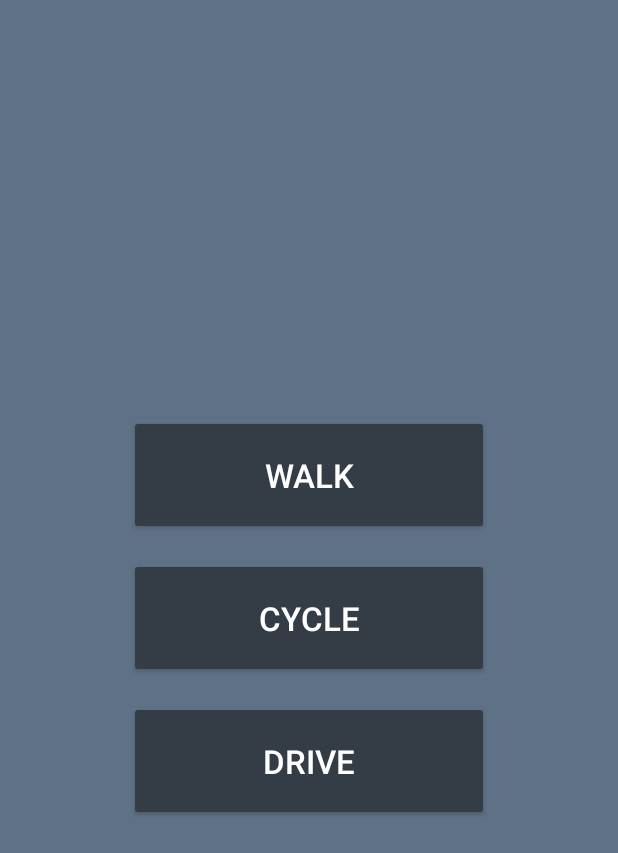
After one commit to DZDomalaon/Evaquake, an Android app: the Transpo screen opened directly, with no data from a screen before it, on a phone screen of 412 x 824 dp. The commit adds this screen. Shown: the top 853 px of the screen. Run offline under Robolectric (Android 15) with nearby library versions, the phone set to English and light mode, and no system bars.

Commit message:
Added Transpo activity
-Added to info dialog
-Changed traffic icon
-Added transpo activity

```diff
--- a/ThesisItFinal/app/src/main/AndroidManifest.xml
+++ b/ThesisItFinal/app/src/main/AndroidManifest.xml
@@ -16,6 +16,8 @@
         android:supportsRtl="true"
         android:theme="@style/AppTheme"
         tools:ignore="GoogleAppIndexingWarning">
+        <activity android:name=".Transpo"></activity>
+
         <service
             android:name=".MyFirebaseMessagingService"
             android:exported="false">
@@ -31,6 +33,7 @@
         <activity android:name=".MainActivity">
             <intent-filter>
                 <action android:name="android.intent.action.MAIN" />
+
                 <category android:name="android.intent.category.LAUNCHER" />
             </intent-filter>
         </activity>
--- /dev/null
+++ b/ThesisItFinal/app/src/main/java/com/example/thesisitfinal/Transpo.java
@@ -0,0 +1,46 @@
+package com.example.thesisitfinal;
+
+import androidx.appcompat.app.AppCompatActivity;
+
+import android.content.Intent;
+import android.os.Bundle;
+import android.view.View;
+import android.widget.Button;
+
+public class Transpo extends AppCompatActivity {
+
+    private Button btn_walk, btn_cycle, btn_drive;
+
+    @Override
+    protected void onCreate(Bundle savedInstanceState) {
+        super.onCreate(savedInstanceState);
+        setContentView(R.layout.activity_transpo);
+
+        btn_walk = findViewById(R.id.walkBtn);
+        btn_cycle = findViewById(R.id.cycleBtn);
+        btn_drive = findViewById(R.id.driveBtn);
+
+        btn_walk.setOnClickListener(new View.OnClickListener() {
+            @Override
+            public void onClick(View view) {
+                Intent intent = new Intent(view.getContext(), map.class);
+                view.getContext().startActivity(intent);
+            }
+        });
+
+        btn_cycle.setOnClickListener(new View.OnClickListener() {
+            @Override
+            public void onClick(View view) {
+                Intent intent = new Intent(view.getContext(), map.class);
+                view.getContext().startActivity(intent);}
+        });
+
+        btn_drive.setOnClickListener(new View.OnClickListener() {
+            @Override
+            public void onClick(View view) {
+                Intent intent = new Intent(view.getContext(), map.class);
+                view.getContext().startActivity(intent);}
+        });
+
+    }
+}
--- /dev/null
+++ b/ThesisItFinal/app/src/main/res/layout/activity_transpo.xml
@@ -0,0 +1,47 @@
+<?xml version="1.0" encoding="utf-8"?>
+<LinearLayout xmlns:android="http://schemas.android.com/apk/res/android"
+    xmlns:app="http://schemas.android.com/apk/res-auto"
+    xmlns:tools="http://schemas.android.com/tools"
+    android:layout_width="match_parent"
+    android:layout_height="match_parent"
+    android:orientation="vertical"
+    android:background="@color/colorPrimary">
+
+    <LinearLayout
+        android:layout_width="match_parent"
+        android:layout_height="match_parent"
+        android:gravity="center"
+        android:orientation="vertical">
+
+        <Button
+            android:id="@+id/walkBtn"
+            android:layout_width="240dp"
+            android:layout_height="80dp"
+            android:layout_marginBottom="15dp"
+            android:backgroundTint="@color/colorPrimaryDark"
+            android:text="WALK"
+            android:textColor="#ffffff"
+            android:textSize="22dp" />
+
+        <Button
+            android:id="@+id/cycleBtn"
+            android:layout_width="240dp"
+            android:layout_height="80dp"
+            android:layout_marginBottom="15dp"
+            android:text="CYCLE"
+            android:backgroundTint="@color/colorPrimaryDark"
+            android:textColor="#ffffff"
+            android:textSize="22dp"/>
+
+        <Button
+            android:id="@+id/driveBtn"
+            android:layout_width="240dp"
+            android:layout_height="80dp"
+            android:text="DRIVE"
+            android:backgroundTint="@color/colorPrimaryDark"
+            android:textColor="#ffffff"
+            android:textSize="22dp"/>
+
+    </LinearLayout>
+
+</LinearLayout>
```
Also changed, not shown: ThesisItFinal/app/src/main/java/com/example/thesisitfinal/MainActivity.java (+1 -18 lines), ThesisItFinal/app/src/main/res/layout/dialog.xml (+10 -0 lines).
